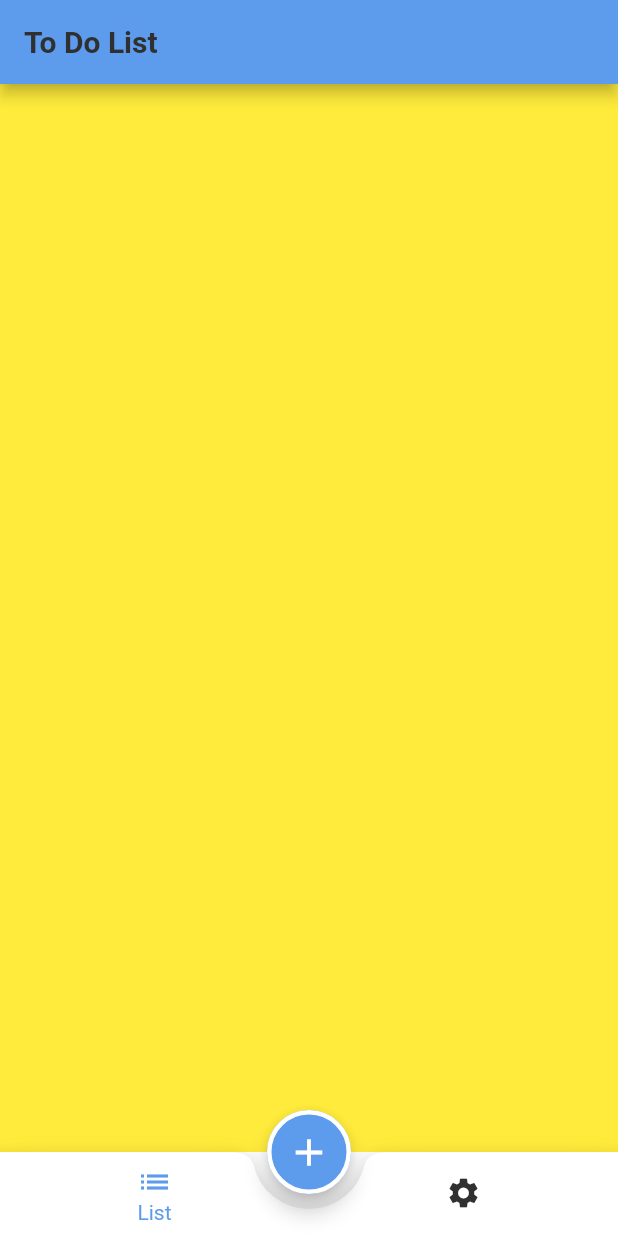
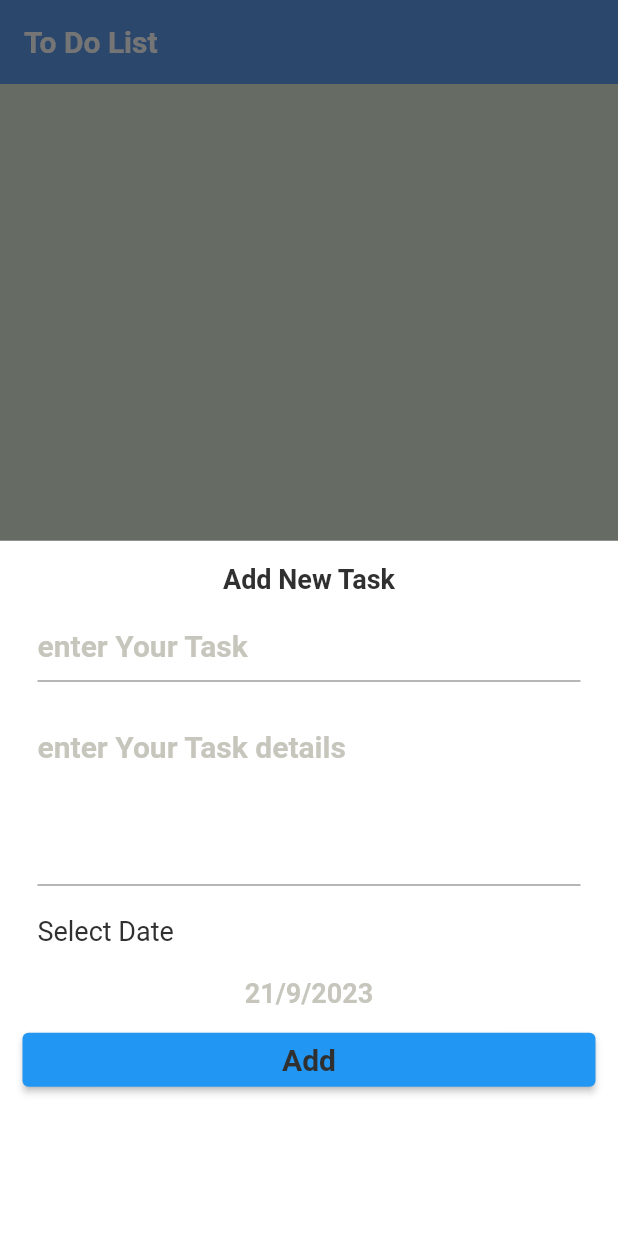
Before and after one commit to Ahmeedkhaled/Todo_App, a Flutter app: the screen it shows after launch, after a tap on the "add" icon, on a phone screen of 412 x 824 dp. Run offline on Flutter 3.47's test engine with Material 2 defaults, Android fonts, the phone set to English and light mode, and no system bars; generated files the repository leaves out were written again.

Commit message:
added bottomSheet for task

```diff
--- /dev/null
+++ b/lib/home/List/add_bottom_sheet.dart
@@ -0,0 +1,129 @@
+import 'package:flutter/material.dart';
+import 'package:flutter_gen/gen_l10n/app_localizations.dart';
+import 'package:intl/intl.dart';
+import 'package:provider/provider.dart';
+import 'package:todo_app/my_theme.dart';
+import 'package:todo_app/provider/app_config_provider.dart';
+
+class AddBottomSheet extends StatefulWidget {
+  @override
+  State<AddBottomSheet> createState() => _AddBottomSheetState();
+}
+
+class _AddBottomSheetState extends State<AddBottomSheet> {
+  DateTime selectedDate=DateTime.now();
+  // String formattedDate = DateFormat('yyyy-MM-dd – kk:mm').format(selectedDate);
+  var formKey=GlobalKey<FormState>();
+
+  @override
+  Widget build(BuildContext context) {
+    var provider = Provider.of<AppConfigProvider>(context);
+    return Container(
+      padding: EdgeInsets.all(15),
+      child: Column(
+        children: [
+          Text(
+            AppLocalizations.of(context)!.add_new_task,
+            style: Theme.of(context).textTheme.bodyMedium,
+          ),
+          Form(
+            key: formKey,
+              child: Column(
+                crossAxisAlignment: CrossAxisAlignment.stretch,
+            children: [
+              Padding(
+                padding: const EdgeInsets.all(10),
+                child: TextFormField(
+                  validator: (value){
+                    if(value!.isEmpty||value==null){
+                      return "please enter your title";
+                    }
+                    return null;
+                  },
+                  decoration: InputDecoration(
+                      errorStyle: TextStyle(
+                          fontSize: 10
+                      ),
+                      hintText: AppLocalizations.of(context)!.enter_your_task,
+                      hintStyle: Theme.of(context).textTheme.bodyLarge,
+                      border: UnderlineInputBorder(
+                          borderSide: BorderSide(
+                        color: MyTheme.grayColor,
+                      ))),
+                  style: Theme.of(context).textTheme.titleLarge,
+                ),
+              ),
+              Padding(
+                padding: const EdgeInsets.all(10),
+                child: TextFormField(
+                  validator: (value){
+                    if(value!.isEmpty||value==null){
+                      return "please enter your details";
+                    }
+                    return null;
+                  },
+                  decoration: InputDecoration(
+                    errorStyle: TextStyle(
+                      fontSize: 10
+                    ),
+                      hintText:
+                          AppLocalizations.of(context)!.enter_your_task_details,
+                      hintStyle: Theme.of(context).textTheme.bodyLarge,
+                      border: UnderlineInputBorder(
+                          borderSide: BorderSide(
+                        color: MyTheme.grayColor,
+                      ))),
+                  style: Theme.of(context).textTheme.titleLarge,
+                  maxLines: 4,
+                ),
+              ),
+              Padding(
+                padding: const EdgeInsets.all(10),
+                child: Text(AppLocalizations.of(context)!.select_date,
+                style: Theme.of(context).textTheme.headlineMedium,
+                ),
+              ),
+              InkWell(
+                onTap: (){
+                  showCalendar();
+                },
+                child: Padding(
+                  padding: const EdgeInsets.all(10),
+                  child: Text("${selectedDate.day}/${selectedDate.month}/${selectedDate.year}",
+                  style: Theme.of(context).textTheme.headlineLarge,
+                    textAlign: TextAlign.center,
+                  ),
+                ),
+              ),
+              ElevatedButton(onPressed: (){
+                addTask();
+              },
+                  child: Text(AppLocalizations.of(context)!.add,style: Theme.of(context).textTheme.titleLarge,)
+              )
+            ],
+          )),
+        ],
+      ),
+    );
+  }
+
+  void showCalendar()async {
+    var chossenDate=await showDatePicker(context: context,
+        initialDate: DateTime.now(),
+        firstDate: DateTime.now(),
+        lastDate: DateTime.now().add(Duration(days: 365)));
+    if(chossenDate!=null){
+      selectedDate=chossenDate;
+      setState(() {
+
+      });
+    }
+
+  }
+
+  void addTask() {
+    if(formKey.currentState?.validate()==true){
+      //add task for firebase
+    }
+  }
+}
--- a/lib/home/List/list_tab.dart
+++ b/lib/home/List/list_tab.dart
@@ -4,8 +4,7 @@ class ListTab extends StatelessWidget {
 
   @override
   Widget build(BuildContext context) {
-    return Container(
-      color: Colors.yellow,
+    return Scaffold(
     );
   }
 }
--- a/lib/home/home_page.dart
+++ b/lib/home/home_page.dart
@@ -1,6 +1,7 @@
 
 import 'package:flutter/material.dart';
 import 'package:provider/provider.dart';
+import 'package:todo_app/home/List/add_bottom_sheet.dart';
 import 'package:todo_app/home/List/list_tab.dart';
 import 'package:todo_app/home/settings/settings_tab.dart';
 import 'package:todo_app/my_theme.dart';
@@ -27,7 +28,9 @@ class _HomePageState extends State<HomePage> {
       appBar: AppBar(
         title: Text(
           "To Do List",
-          style: Theme.of(context).textTheme.titleLarge,
+          style: Theme.of(context).textTheme.titleLarge!.copyWith(
+            color: MyTheme.whiteColor
+          ),
         ),
       ),
       bottomNavigationBar:
@@ -55,7 +58,9 @@ class _HomePageState extends State<HomePage> {
         ),
       ),
       floatingActionButton: FloatingActionButton(
-          onPressed: () {},
+          onPressed: () {
+            showAddBottomSheet();
+          },
           child: Icon(Icons.add),
          ),
       floatingActionButtonLocation: FloatingActionButtonLocation.centerDocked,
@@ -65,4 +70,8 @@ class _HomePageState extends State<HomePage> {
 
 
   List<Widget>tabs=[ListTab(),SettingsTab()];
+
+  void showAddBottomSheet() {
+    showModalBottomSheet(context: context, builder: (context)=>AddBottomSheet());
+  }
 }
--- a/lib/home/settings/change_language.dart
+++ b/lib/home/settings/change_language.dart
@@ -65,7 +65,7 @@ class _ScreenChangeLanguageState extends State<ScreenChangeLanguage> {
             vertical:  MediaQuery.of(context).size.height*0.02
         ),
         child: Text(text,style: Theme.of(context).textTheme.titleLarge!.copyWith(
-            fontSize: 15
+            fontSize: 15,
         ),));
   }
 }
--- a/lib/home/settings/change_theme.dart
+++ b/lib/home/settings/change_theme.dart
@@ -65,7 +65,7 @@ class _ScreenChangeThemeState extends State<ScreenChangeTheme> {
             vertical:  MediaQuery.of(context).size.height*0.02
         ),
         child: Text(text,style: Theme.of(context).textTheme.titleLarge!.copyWith(
-          fontSize: 15
+          fontSize: 15,
         ),));
   }
 }
--- a/lib/l10n/app_ar.arb
+++ b/lib/l10n/app_ar.arb
@@ -6,5 +6,12 @@
   "english": "الانجليزيه",
   "arabic": "العربيه",
   "language": "اللغه",
-  "theme": "النمط"
+  "theme": "النمط",
+  "add_new_task": "إضافة مهمة جديدة",
+  "enter_your_task": "ادخل مهمتك",
+  "enter_your_task_details": "ادخل تفاصيل مهمتك ",
+  "select_date": "حدد التاريخ",
+  "add": "اضف"
+
+
 }
--- a/lib/l10n/app_en.arb
+++ b/lib/l10n/app_en.arb
@@ -6,5 +6,10 @@
   "english": "English",
   "arabic": "Arabic",
   "language": "Language",
-  "theme": "Theme"
+  "theme": "Theme",
+  "add_new_task": "Add New Task",
+  "enter_your_task": "enter Your Task",
+  "enter_your_task_details": "enter Your Task details",
+  "select_date": "Select Date",
+  "add": "Add"
 }
--- a/lib/my_theme.dart
+++ b/lib/my_theme.dart
@@ -2,16 +2,19 @@ import 'package:flutter/material.dart';
 
 class MyTheme{
   static Color primaryColor=Color(0xff5D9CEC);
+  static Color backgroundColor=Color(0xffDFECDB);
   static Color whiteColor=Color(0xffFFFFFF);
   static Color greenColor=Color(0xff61E757);
   static Color redColor=Color(0xffEC4B4B);
   static Color blackColor=Color(0xff303030);
   static Color blackColorDark=Color(0xff141922);
+  static Color grayColor=Color(0xffA9A9A99C);
   static ThemeData lightMode=ThemeData(
-    scaffoldBackgroundColor: whiteColor,
+    scaffoldBackgroundColor: backgroundColor,
     primaryColor:primaryColor,
       appBarTheme: AppBarTheme(
-          backgroundColor: primaryColor
+          backgroundColor: primaryColor,
+        elevation: 0
 
       ),
       textTheme: TextTheme(
@@ -33,6 +36,26 @@ class MyTheme{
         bodySmall: TextStyle(
           fontSize: 22,
           fontWeight: FontWeight.w700,
+          color: blackColor,
+        ),
+        bodyMedium: TextStyle(
+          fontSize: 18,
+          fontWeight: FontWeight.w700,
+          color: blackColor,
+        ),
+        bodyLarge: TextStyle(
+          fontSize: 20,
+          fontWeight: FontWeight.w700,
+          color: grayColor,
+        ),
+        headlineLarge: TextStyle(
+          fontSize: 18,
+          fontWeight: FontWeight.w700,
+          color: grayColor,
+        ),
+        headlineMedium: TextStyle(
+          fontSize: 18,
+          fontWeight: FontWeight.w400,
           color: blackColor,
         ),
       ),
@@ -63,7 +86,7 @@ class MyTheme{
       textTheme: TextTheme(
         titleLarge: TextStyle(
           fontSize: 20,
-          color: blackColor,
+          color: whiteColor,
           fontWeight: FontWeight.w700,
         ),
         titleMedium: TextStyle(
@@ -80,12 +103,35 @@ class MyTheme{
           fontSize: 22,
           fontWeight: FontWeight.w700,
           color: blackColor,
+
+        ),
+        bodyMedium: TextStyle(
+          fontSize: 18,
+          fontWeight: FontWeight.w700,
+          color: whiteColor,
+      ),
+        bodyLarge: TextStyle(
+          fontSize: 16,
+          fontWeight: FontWeight.w700,
+          color: grayColor,
+        ),
+        headlineLarge: TextStyle(
+          fontSize: 18,
+          fontWeight: FontWeight.w600,
+          color: whiteColor,
+        ),
+        headlineMedium: TextStyle(
+          fontSize: 18,
+          fontWeight: FontWeight.w700,
+          color: whiteColor,
         ),
       ),
 
       scaffoldBackgroundColor: blackColorDark,
     appBarTheme: AppBarTheme(
-        backgroundColor: primaryColor
+        backgroundColor: primaryColor,
+        elevation: 0
+
     ),
     primaryColor:primaryColor,
     floatingActionButtonTheme: FloatingActionButtonThemeData(
@@ -98,7 +144,7 @@ class MyTheme{
             borderRadius: BorderRadius.circular(100))
     ),
     bottomSheetTheme: BottomSheetThemeData(
-        backgroundColor: whiteColor
+        backgroundColor: blackColorDark
     ),
     bottomNavigationBarTheme: BottomNavigationBarThemeData(
       selectedItemColor: primaryColor,
--- a/pubspec.yaml
+++ b/pubspec.yaml
@@ -35,6 +35,7 @@ dependencies:
     sdk: flutter
   intl: any
   provider: ^6.0.5
+  calendar_timeline: ^1.1.2
 
 
   # The following adds the Cupertino Icons font to your application.
```
Also changed, not shown: pubspec.lock.
